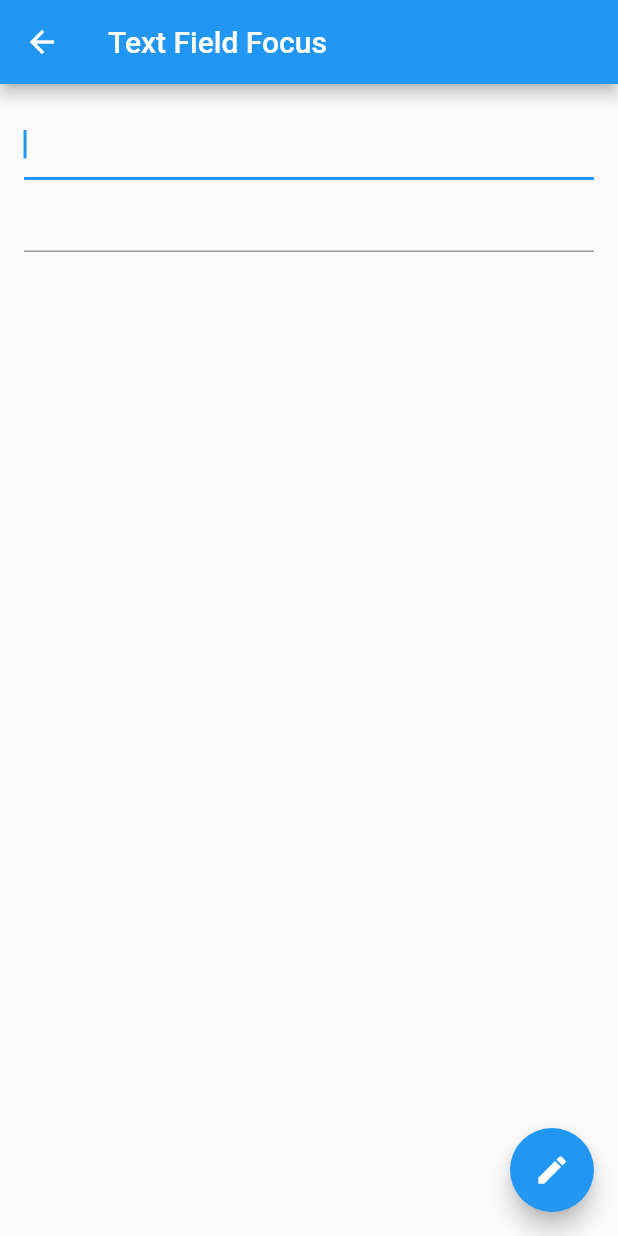
After one commit to JooOwl/Flutter_My_Study, a Flutter app: the TextFieldSamplesPage screen opened directly, after a tap on "textfield_focus", on a phone screen of 412 x 824 dp. The commit adds this screen. Run offline on Flutter 3.47's test engine with Material 2 defaults, Android fonts, the phone set to English and light mode, and no system bars; our stand-ins replace contacts_service, geolocator, permission_handler.

Commit message:
텍스트 필드 예제

```diff
--- a/samplecode/lib/TextFieldPage/TextField_List_Page.dart
+++ b/samplecode/lib/TextFieldPage/TextField_List_Page.dart
@@ -1,7 +1,7 @@
 import 'package:flutter/material.dart';
 import 'package:owlallsample/TextFieldPage/TextFieldClass.dart';
 import 'package:owlallsample/TextFieldPage/TextField_02.dart';
-
+import 'package:owlallsample/TextFieldPage/textfield_focus.dart';
 
 class TextFieldSamplesPage extends StatelessWidget {
   // Global Key of Scaffold
@@ -34,6 +34,15 @@ class TextFieldSamplesPage extends StatelessWidget {
                   Navigator.of(context).push(MaterialPageRoute(builder: (_) => TextField_02()));
                 },
               ),
+              RaisedButton(
+                child: Text(
+                  "textfield_focus",
+                  style: TextStyle(fontSize: 20),
+                ),
+                onPressed:(){
+                  Navigator.of(context).push(MaterialPageRoute(builder: (_) => textfield_focus()));
+                },
+              ),
             ],
           ),
         ));
--- /dev/null
+++ b/samplecode/lib/TextFieldPage/textfield_focus.dart
@@ -0,0 +1,79 @@
+import 'package:flutter/material.dart';
+
+class textfield_focus extends StatelessWidget {
+  @override
+  Widget build(BuildContext context) {
+    return Align(
+      alignment: Alignment.topLeft, // 정렬을 어떻게 할껀지 정하는거.
+      child: SafeArea( // safearea 설정.
+        //left: true,
+        //top: false,
+        //right: true,
+        //bottom: true,
+        child: MyCustomForm(), // safearea 안에 들어가는 내용.
+      ),
+    );
+  }
+}
+
+
+// Define a custom Form widget.
+class MyCustomForm extends StatefulWidget {
+  @override
+  _MyCustomFormState createState() => _MyCustomFormState();
+}
+
+// Define a corresponding State class.
+// This class holds data related to the form.
+class _MyCustomFormState extends State<MyCustomForm> {
+  // Define the focus node. To manage the lifecycle, create the FocusNode in
+  // the initState method, and clean it up in the dispose method.
+  FocusNode myFocusNode;
+
+  @override
+  void initState() {
+    super.initState();
+
+    myFocusNode = FocusNode();
+  }
+
+  @override
+  void dispose() {
+    // Clean up the focus node when the Form is disposed.
+    myFocusNode.dispose();
+
+    super.dispose();
+  }
+
+  @override
+  Widget build(BuildContext context) {
+    return Scaffold(
+      appBar: AppBar(
+        title: Text('Text Field Focus'),
+      ),
+      body: Padding(
+        padding: const EdgeInsets.all(16.0),
+        child: Column(
+          children: [
+            // The first text field is focused on as soon as the app starts.
+            TextField(
+              autofocus: true,
+            ),
+            // The second text field is focused on when a user taps the
+            // FloatingActionButton.
+            TextField(
+              focusNode: myFocusNode,
+            ),
+          ],
+        ),
+      ),
+      floatingActionButton: FloatingActionButton(
+        // When the button is pressed,
+        // give focus to the text field using myFocusNode.
+        onPressed: () => myFocusNode.requestFocus(),
+        tooltip: 'Focus Second Text Field',
+        child: Icon(Icons.edit),
+      ), // This trailing comma makes auto-formatting nicer for build methods.
+    );
+  }
+}
```
Also changed, not shown: samplecode/lib/TextFieldPage/Textfield_Chages_Text.dart (added, +83 -0 lines).
